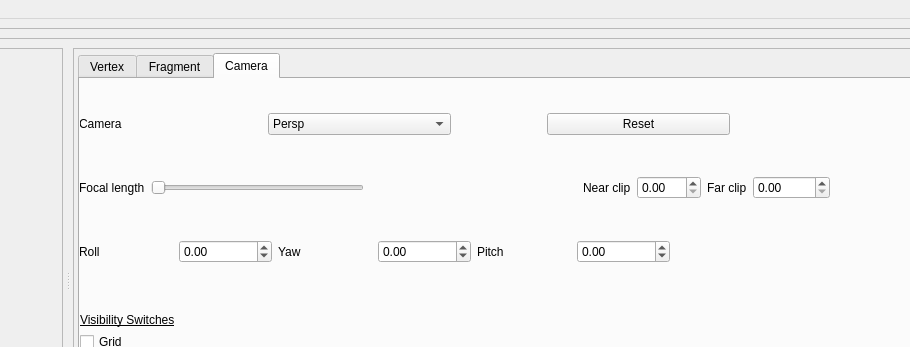
NCCA/ShaderEnvironmentBuilder, file ui/MainWindow.ui: the form before one commit; both pictures show x 214 to 1124 and y 0 to 347 of the 1280 by 768 pixel window.
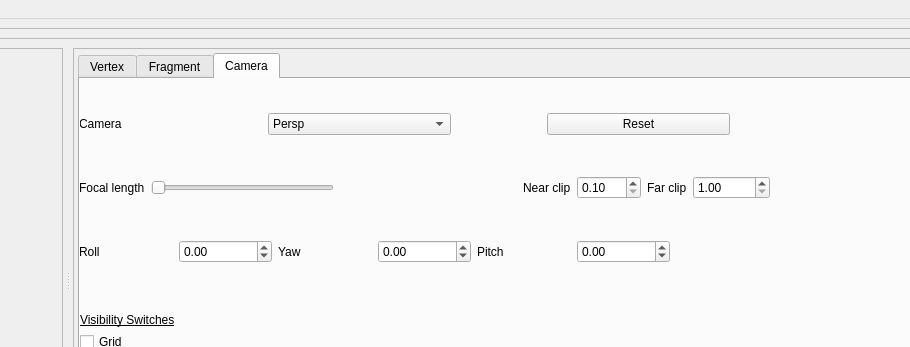
The form after the commit.

Diff of the .ui file:
```diff
--- a/ui/MainWindow.ui
+++ b/ui/MainWindow.ui
@@ -429,6 +429,9 @@
                       </item>
                       <item>
                        <widget class="QDoubleSpinBox" name="m_nearClip">
+                        <property name="minimum">
+                         <double>0.100000000000000</double>
+                        </property>
                         <property name="maximum">
                          <double>100.000000000000000</double>
                         </property>
@@ -446,6 +449,9 @@
                       </item>
                       <item>
                        <widget class="QDoubleSpinBox" name="m_farClip">
+                        <property name="minimum">
+                         <double>1.000000000000000</double>
+                        </property>
                         <property name="maximum">
                          <double>10000.000000000000000</double>
                         </property>
@@ -454,6 +460,22 @@
                         </property>
                        </widget>
                       </item>
+                      <item>
+                       <spacer name="horizontalSpacer_5">
+                        <property name="orientation">
+                         <enum>Qt::Horizontal</enum>
+                        </property>
+                        <property name="sizeType">
+                         <enum>QSizePolicy::Fixed</enum>
+                        </property>
+                        <property name="sizeHint" stdset="0">
+                         <size>
+                          <width>60</width>
+                          <height>20</height>
+                         </size>
+                        </property>
+                       </spacer>
+                      </item>
                      </layout>
                     </item>
                    </layout>
```
Left out of the diff: 8 changed lines with no effect on the pictures.
